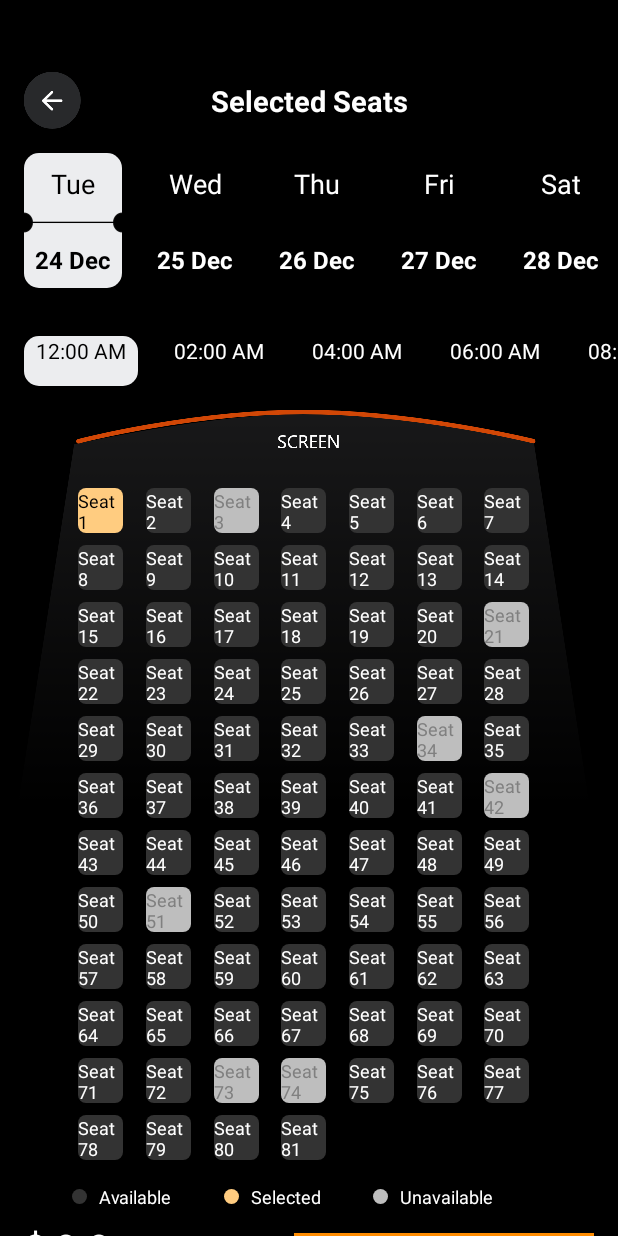
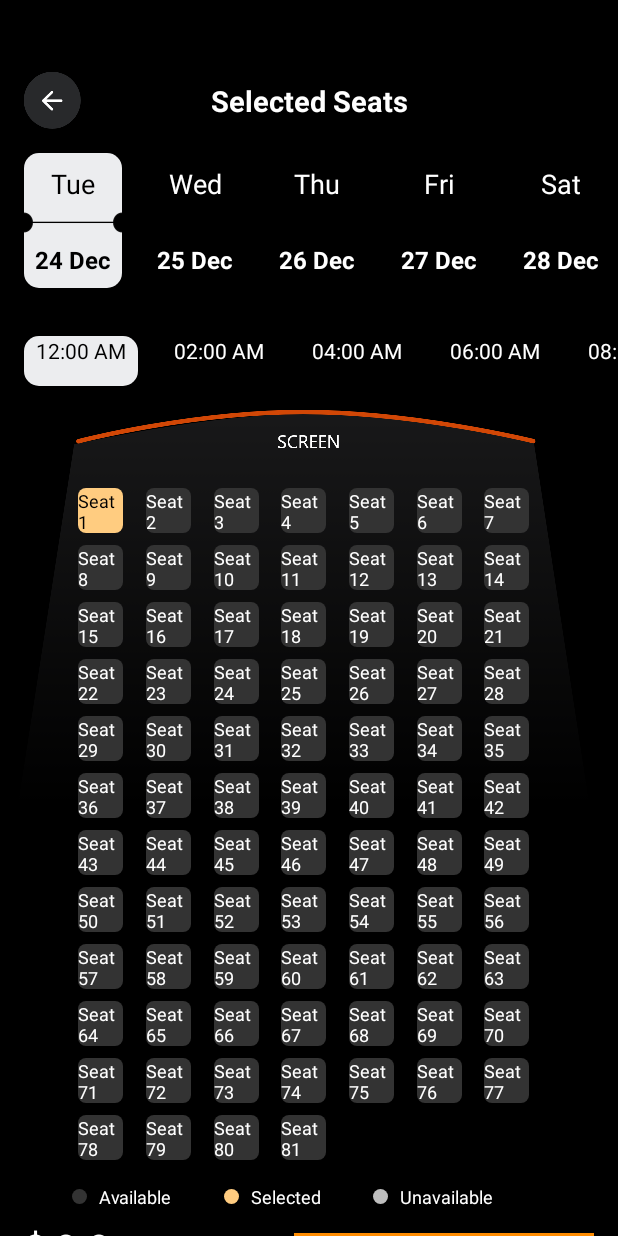
Before and after one commit to Senju14/MovieApp_CK_Mobile, an Android app: the SeatListActivity screen opened directly, with no data from a screen before it, after a tap on an icon or button, on a phone screen of 412 x 824 dp. Run offline under Robolectric (Android 15) with nearby library versions, the light colour scheme and no system bars; our stand-ins replace Firebase (no records; nobody signed in at launch, a user with empty details on screens opened directly); 1 statement that could not run was skipped.

Commit message:
update SeatListActivity.java

```diff
--- a/app/src/main/java/com/example/temp/Activities/SeatListActivity.java
+++ b/app/src/main/java/com/example/temp/Activities/SeatListActivity.java
@@ -115,11 +115,8 @@ public class SeatListActivity extends AppCompatActivity {
         });
     }
 
-
-
     private void initSeatsList() {
         Log.d("SeatListActivity", "initSeatsList() called");
-        // Set up time adapter with selection listener
         List<String> timeSlots = generateTimeSlots();
         TimeAdapter timeAdapter = new TimeAdapter(timeSlots, new TimeAdapter.OnTimeSelectedListener() {
 
@@ -130,9 +127,6 @@ public class SeatListActivity extends AppCompatActivity {
             }
 
         });
-
-//        Log.d("ngaày nè", "check ngày đi: " + selectedDate);
-//        Log.d("giờ nè", "check giờ đi: " + selectedTime);
         binding.TimeRecyclerview.setLayoutManager(
                 new LinearLayoutManager(this, LinearLayoutManager.HORIZONTAL, false));
         binding.TimeRecyclerview.setAdapter(timeAdapter);
@@ -146,81 +140,168 @@ public class SeatListActivity extends AppCompatActivity {
                 Log.d("SeatListActivity", "Selected Date: " + selectedDate);
             }
         });
-
         binding.dateRecyclerview.setLayoutManager(
                 new LinearLayoutManager(this, LinearLayoutManager.HORIZONTAL, false));
         binding.dateRecyclerview.setAdapter(dateAdapter);
-
-
         // Initialize the GridLayoutManager with 7 columns
         GridLayoutManager gridLayoutManager = new GridLayoutManager(this, 7);
-
-        gridLayoutManager.setSpanSizeLookup(new GridLayoutManager.SpanSizeLookup() {
-            @Override
-            public int getSpanSize(int position) {
-                return 1; // Default to 1 span per item
-            }
-        });
 
         // Set the LayoutManager for the RecyclerView
         binding.seatRecyclerview.setLayoutManager(gridLayoutManager);
 
-        // Initialize the seat list
+        // Reference to Firebase Realtime Database
+        DatabaseReference seatsRef = FirebaseDatabase.getInstance().getReference("films")
+                .child(filmName).child("seats");
+
+        seatsRef.get().addOnCompleteListener(task -> {
+            if (task.isSuccessful()) {
                 List<Seat> seatList = new ArrayList<>();
-        int numberSeats = 81; // Example number of seats
+                DataSnapshot snapshot = task.getResult();
 
-        // Loop through and create Seat objects
-        for (int i = 0; i < numberSeats; i++) {
-            String seatName = "Seat " + (i + 1); // Generate seat name
-            Seat.SeatStatus seatStatus;
+                // Loop through seats data
+                for (int i = 0; i < 81; i++) {
+                    String seatName = "Seat " + (i + 1);
+                    Seat.SeatStatus seatStatus = Seat.SeatStatus.AVAILABLE;
 
-            // Set specific seats as unavailable based on their index
-            if (i == 2 || i == 20 || i == 33 || i == 41 || i == 50 || i == 72 || i == 73) {
-                seatStatus = Seat.SeatStatus.UNAVAILABLE;
-            } else {
-                seatStatus = Seat.SeatStatus.AVAILABLE;
+                    // Check if the seat is already taken
+                    if (snapshot.child(seatName).exists()) {
+                        String status = snapshot.child(seatName).getValue(String.class);
+                        seatStatus = "TAKEN".equals(status) ? Seat.SeatStatus.UNAVAILABLE : Seat.SeatStatus.AVAILABLE;
                     }
 
-            // Create a new seat and add it to the list
                     seatList.add(new Seat(seatName, seatStatus));
                 }
 
-        // Create and set the SeatListAdapter with a custom implementation of SelectedSeat
+                // Set up adapter with updated seat list
                 SeatListAdapter seatAdapter = new SeatListAdapter(seatList, this, new SeatListAdapter.SelectedSeat() {
                     @Override
                     public void Return(ArrayList<String> selectedName, int num) {
-                // Update the number of selected seats
                         binding.numberSelectedTxt.setText(num + " Seat Selected");
-
                         selectedSeats = selectedName;
 
-                // Format the price
                         DecimalFormat df = new DecimalFormat("#.##");
                         price = Double.parseDouble(df.format(num * film.getPrice()));
+                        binding.priceTxt.setText("$ " + price);
+                        number = num;
 
-                // Update the price text
-                binding.priceTxt.setText("$ " + price);
-
-                // Update the number of selected seats
-                number = num;
+                        // Update Firebase with selected seats
+                        for (String seat : selectedName) {
+                            seatsRef.child(seat).setValue("TAKEN");
+                        }
                     }
                 });
 
-        // Set the adapter for the RecyclerView
                 binding.seatRecyclerview.setAdapter(seatAdapter);
-        binding.seatRecyclerview.setNestedScrollingEnabled(false);
+            } else {
+                Toast.makeText(this, "Failed to load seats", Toast.LENGTH_SHORT).show();
+            }
+        });
+    }
 
-        // Set layout manager and adapter for the time RecyclerView
-        binding.TimeRecyclerview.setLayoutManager(new LinearLayoutManager(this, LinearLayoutManager.HORIZONTAL, false));
-//        binding.TimeRecyclerview.setAdapter(new TimeAdapter(generateTimeSlots()));
-        binding.TimeRecyclerview.setAdapter(timeAdapter);
-
-
-        // Set layout manager and adapter for the date RecyclerView
-        binding.dateRecyclerview.setLayoutManager(new LinearLayoutManager(this, LinearLayoutManager.HORIZONTAL, false));
-//        binding.dateRecyclerview.setAdapter(new DateAdapter(generateDates()));
-        binding.dateRecyclerview.setAdapter(dateAdapter);
-    }
+//    private void initSeatsList() {
+//        Log.d("SeatListActivity", "initSeatsList() called");
+//        // Set up time adapter with selection listener
+//        List<String> timeSlots = generateTimeSlots();
+//        TimeAdapter timeAdapter = new TimeAdapter(timeSlots, new TimeAdapter.OnTimeSelectedListener() {
+//
+//            @Override
+//            public void onTimeSelected(String time) {
+//                selectedTime = time;
+//                Log.d("SeatListActivity", "Selected Time: " + selectedTime);
+//            }
+//
+//        });
+//
+////        Log.d("ngaày nè", "check ngày đi: " + selectedDate);
+////        Log.d("giờ nè", "check giờ đi: " + selectedTime);
+//        binding.TimeRecyclerview.setLayoutManager(
+//                new LinearLayoutManager(this, LinearLayoutManager.HORIZONTAL, false));
+//        binding.TimeRecyclerview.setAdapter(timeAdapter);
+//
+//        // Set up date adapter with selection listener
+//        List<String> dates = generateDates();
+//        DateAdapter dateAdapter = new DateAdapter(dates, new DateAdapter.OnDateSelectedListener() {
+//            @Override
+//            public void onDateSelected(String date) {
+//                selectedDate = date;
+//                Log.d("SeatListActivity", "Selected Date: " + selectedDate);
+//            }
+//        });
+//
+//        binding.dateRecyclerview.setLayoutManager(
+//                new LinearLayoutManager(this, LinearLayoutManager.HORIZONTAL, false));
+//        binding.dateRecyclerview.setAdapter(dateAdapter);
+//
+//
+//        // Initialize the GridLayoutManager with 7 columns
+//        GridLayoutManager gridLayoutManager = new GridLayoutManager(this, 7);
+//
+//        gridLayoutManager.setSpanSizeLookup(new GridLayoutManager.SpanSizeLookup() {
+//            @Override
+//            public int getSpanSize(int position) {
+//                return 1; // Default to 1 span per item
+//            }
+//        });
+//
+//        // Set the LayoutManager for the RecyclerView
+//        binding.seatRecyclerview.setLayoutManager(gridLayoutManager);
+//
+//        // Initialize the seat list
+//        List<Seat> seatList = new ArrayList<>();
+//        int numberSeats = 81; // Example number of seats
+//
+//        // Loop through and create Seat objects
+//        for (int i = 0; i < numberSeats; i++) {
+//            String seatName = "Seat " + (i + 1); // Generate seat name
+//            Seat.SeatStatus seatStatus;
+//
+//            // Set specific seats as unavailable based on their index
+//            if (i == 2 || i == 20 || i == 33 || i == 41 || i == 50 || i == 72 || i == 73) {
+//                seatStatus = Seat.SeatStatus.UNAVAILABLE;
+//            } else {
+//                seatStatus = Seat.SeatStatus.AVAILABLE;
+//            }
+//
+//            // Create a new seat and add it to the list
+//            seatList.add(new Seat(seatName, seatStatus));
+//        }
+//
+//        // Create and set the SeatListAdapter with a custom implementation of SelectedSeat
+//        SeatListAdapter seatAdapter = new SeatListAdapter(seatList, this, new SeatListAdapter.SelectedSeat() {
+//            @Override
+//            public void Return(ArrayList<String> selectedName, int num) {
+//                // Update the number of selected seats
+//                binding.numberSelectedTxt.setText(num + " Seat Selected");
+//
+//                selectedSeats = selectedName;
+//
+//                // Format the price
+//                DecimalFormat df = new DecimalFormat("#.##");
+//                price = Double.parseDouble(df.format(num * film.getPrice()));
+//
+//                // Update the price text
+//                binding.priceTxt.setText("$ " + price);
+//
+//                // Update the number of selected seats
+//                number = num;
+//            }
+//        });
+//
+//        // Set the adapter for the RecyclerView
+//        binding.seatRecyclerview.setAdapter(seatAdapter);
+//        binding.seatRecyclerview.setNestedScrollingEnabled(false);
+//
+//        // Set layout manager and adapter for the time RecyclerView
+//        binding.TimeRecyclerview.setLayoutManager(new LinearLayoutManager(this, LinearLayoutManager.HORIZONTAL, false));
+////        binding.TimeRecyclerview.setAdapter(new TimeAdapter(generateTimeSlots()));
+//        binding.TimeRecyclerview.setAdapter(timeAdapter);
+//
+//
+//        // Set layout manager and adapter for the date RecyclerView
+//        binding.dateRecyclerview.setLayoutManager(new LinearLayoutManager(this, LinearLayoutManager.HORIZONTAL, false));
+////        binding.dateRecyclerview.setAdapter(new DateAdapter(generateDates()));
+//        binding.dateRecyclerview.setAdapter(dateAdapter);
+//    }
 
     private void setVariables() {
         binding.backBtn.setOnClickListener(v -> finish());
```
Lines whose indentation alone changed are shown as unchanged.
